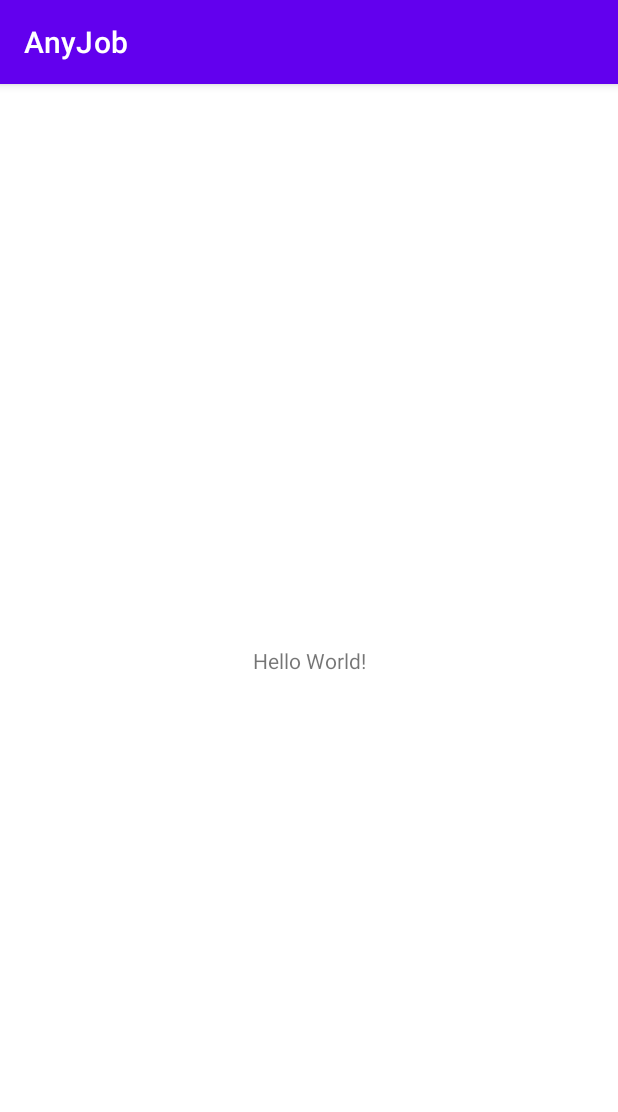
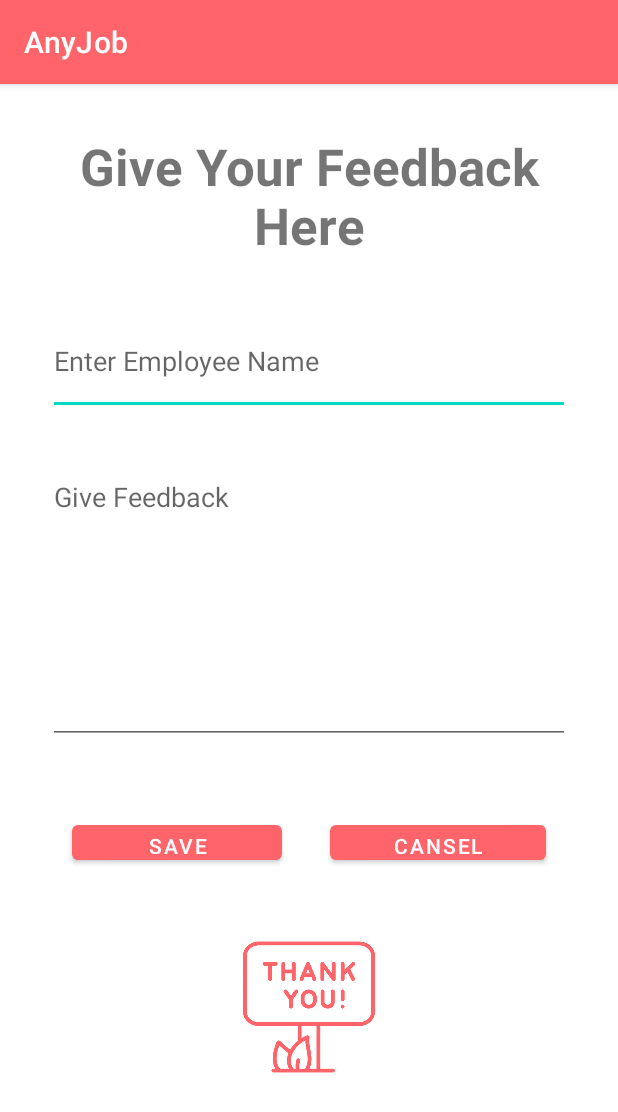
Before and after one commit to Dinuka-Rathnayake/AnyJob-App, an Android app: the screen it shows after launch (MainActivity before the commit, FeedbackActivity after it), on a phone screen of 412 x 824 dp. Shown: the top 1112 px of the screen. Run offline under Robolectric (Android 15) with nearby library versions, the phone set to English and light mode, and no system bars; our stand-ins replace Firebase (no records; nobody signed in at launch, a user with empty details on screens opened directly).

Commit message:
add feedback part done

```diff
--- a/app/src/main/AndroidManifest.xml
+++ b/app/src/main/AndroidManifest.xml
@@ -13,7 +13,7 @@
         android:theme="@style/Theme.AnyJob"
         tools:targetApi="31">
         <activity
-            android:name=".activities.MainActivity"
+            android:name=".activities.FeedbackActivity"
             android:exported="true">
             <intent-filter>
                 <action android:name="android.intent.action.MAIN" />
--- /dev/null
+++ b/app/src/main/java/com/anyjob/anyjob/activities/FeedbackActivity.kt
@@ -0,0 +1,79 @@
+package com.anyjob.anyjob.activities
+
+import androidx.appcompat.app.AppCompatActivity
+import android.os.Bundle
+import android.widget.Button
+import android.widget.EditText
+import android.widget.Toast
+import com.anyjob.anyjob.R
+import com.anyjob.anyjob.models.FeedbackModel
+import com.google.firebase.database.DatabaseReference
+import com.google.firebase.database.FirebaseDatabase
+
+class FeedbackActivity : AppCompatActivity() {
+
+    //declare ui elements
+    private lateinit var etEmpName: EditText
+    private lateinit var etCusFeedback: EditText
+    private lateinit var btnSaveData: Button
+
+    private lateinit var dbRef : DatabaseReference
+
+
+    override fun onCreate(savedInstanceState: Bundle?) {
+        super.onCreate(savedInstanceState)
+        setContentView(R.layout.activity_feedback)
+
+        //initialize variables
+
+        etEmpName = findViewById(R.id.empName)
+        etCusFeedback = findViewById(R.id.feedbackmultiline)
+        btnSaveData = findViewById(R.id.savebtn1)
+
+        //initialize firebase path
+        dbRef = FirebaseDatabase.getInstance().getReference("Feedbacks")
+
+        //set button
+        btnSaveData.setOnClickListener {
+            saveFeedbackData()
+        }
+
+
+
+    }
+
+    private fun saveFeedbackData() {
+
+        //getting values from ui
+        val empName = etEmpName.text.toString()
+        val cusFeedback = etCusFeedback.text.toString()
+
+        //validations
+        if(empName.isEmpty()){
+            etEmpName.error = "Please Enter Employee Name"
+        }
+        if(cusFeedback.isEmpty()){
+            etCusFeedback.error ="Please Give Your Feedback"
+    }
+
+        //send data to db
+        val jobId = dbRef.push().key!!
+
+        //create object from model
+        val feedback = FeedbackModel(jobId, empName,cusFeedback )
+
+        //send data to db
+        dbRef.child(jobId).setValue(feedback)
+            .addOnCompleteListener {
+                Toast.makeText(this, "Data inserted successfully", Toast.LENGTH_LONG).show()
+
+                etEmpName.text.clear()
+                etCusFeedback.text.clear()
+
+
+
+            }.addOnFailureListener { err ->
+                Toast.makeText(this, "Error ${err.message}", Toast.LENGTH_LONG).show()
+            }
+    }
+}
--- a/app/src/main/java/com/anyjob/anyjob/activities/MainActivity.kt
+++ /dev/null
@@ -1,12 +0,0 @@
-package com.anyjob.anyjob.activities
-
-import androidx.appcompat.app.AppCompatActivity
-import android.os.Bundle
-import com.anyjob.anyjob.R
-
-class MainActivity : AppCompatActivity() {
-    override fun onCreate(savedInstanceState: Bundle?) {
-        super.onCreate(savedInstanceState)
-        setContentView(R.layout.activity_main)
-    }
-}
--- /dev/null
+++ b/app/src/main/java/com/anyjob/anyjob/models/FeedbackModel.kt
@@ -0,0 +1,8 @@
+package com.anyjob.anyjob.models
+
+//create data model
+data class FeedbackModel (
+    var jobId: String? = null,
+    var empName: String? = null,
+    var cusFeedback: String? = null
+)
--- /dev/null
+++ b/app/src/main/res/layout/activity_feedback.xml
@@ -0,0 +1,94 @@
+<?xml version="1.0" encoding="utf-8"?>
+<LinearLayout xmlns:android="http://schemas.android.com/apk/res/android"
+    xmlns:app="http://schemas.android.com/apk/res-auto"
+    xmlns:tools="http://schemas.android.com/tools"
+    android:layout_width="match_parent"
+    android:layout_height="match_parent"
+    android:layout_marginLeft="16dp"
+    android:layout_marginTop="16dp"
+    android:layout_marginRight="16dp"
+    android:layout_marginBottom="16dp"
+    android:orientation="vertical"
+    tools:context=".activities.FeedbackActivity">
+
+    <TextView
+        android:layout_width="match_parent"
+        android:layout_height="wrap_content"
+        android:layout_marginLeft="16dp"
+        android:layout_marginTop="16dp"
+        android:layout_marginRight="16dp"
+        android:layout_marginBottom="16dp"
+        android:text="Give Your Feedback Here"
+        android:textAlignment="center"
+        android:textSize="34sp"
+        android:textStyle="bold" />
+
+    <EditText
+        android:id="@+id/empName"
+        android:layout_width="match_parent"
+        android:layout_height="72dp"
+        android:layout_marginLeft="16dp"
+        android:layout_marginTop="16dp"
+
+        android:layout_marginRight="16dp"
+        android:layout_marginBottom="16dp"
+        android:ems="10"
+        android:hint="Enter Employee Name"
+        android:inputType="textPersonName" />
+
+    <EditText
+        android:id="@+id/feedbackmultiline"
+        android:layout_width="match_parent"
+        android:layout_height="187dp"
+        android:layout_marginLeft="16dp"
+        android:layout_marginTop="16dp"
+        android:layout_marginRight="16dp"
+        android:layout_marginBottom="16dp"
+        android:ems="10"
+        android:gravity="start|top"
+        android:hint="Give Feedback"
+        android:inputType="textMultiLine" />
+
+    <LinearLayout
+        android:layout_width="match_parent"
+        android:layout_height="67dp"
+        android:layout_marginLeft="16dp"
+        android:layout_marginTop="16dp"
+        android:layout_marginRight="16dp"
+        android:layout_marginBottom="16dp"
+        android:orientation="horizontal">
+
+        <Button
+            android:id="@+id/savebtn1"
+            android:layout_width="wrap_content"
+            android:layout_height="wrap_content"
+            android:layout_marginLeft="16dp"
+            android:layout_marginTop="16dp"
+            android:layout_marginRight="16dp"
+            android:layout_marginBottom="16dp"
+            android:layout_weight="1"
+            android:text="@string/btn_save_k" />
+
+        <Button
+            android:id="@+id/canselbtn2"
+            android:layout_width="wrap_content"
+            android:layout_height="wrap_content"
+            android:layout_marginLeft="16dp"
+            android:layout_marginTop="16dp"
+            android:layout_marginRight="16dp"
+            android:layout_marginBottom="16dp"
+            android:layout_weight="1"
+            android:text="@string/btn_cansel_k" />
+    </LinearLayout>
+
+    <ImageView
+        android:id="@+id/imageView2"
+        android:layout_width="match_parent"
+        android:layout_height="88dp"
+        android:layout_marginLeft="16dp"
+        android:layout_marginTop="16dp"
+        android:layout_marginRight="16dp"
+        android:layout_marginBottom="16dp"
+        app:srcCompat="@drawable/thankyou" />
+
+</LinearLayout>
--- a/app/src/main/res/layout/activity_main.xml
+++ /dev/null
@@ -1,18 +0,0 @@
-<?xml version="1.0" encoding="utf-8"?>
-<androidx.constraintlayout.widget.ConstraintLayout xmlns:android="http://schemas.android.com/apk/res/android"
-    xmlns:app="http://schemas.android.com/apk/res-auto"
-    xmlns:tools="http://schemas.android.com/tools"
-    android:layout_width="match_parent"
-    android:layout_height="match_parent"
-    tools:context=".activities.MainActivity">
-
-    <TextView
-        android:layout_width="wrap_content"
-        android:layout_height="wrap_content"
-        android:text="Hello World!"
-        app:layout_constraintBottom_toBottomOf="parent"
-        app:layout_constraintEnd_toEndOf="parent"
-        app:layout_constraintStart_toStartOf="parent"
-        app:layout_constraintTop_toTopOf="parent" />
-
-</androidx.constraintlayout.widget.ConstraintLayout>
--- /dev/null
+++ b/app/src/main/res/layout/fethching_feedback_details.xml
@@ -0,0 +1,6 @@
+<?xml version="1.0" encoding="utf-8"?>
+<androidx.constraintlayout.widget.ConstraintLayout xmlns:android="http://schemas.android.com/apk/res/android"
+    android:layout_width="match_parent"
+    android:layout_height="match_parent">
+
+</androidx.constraintlayout.widget.ConstraintLayout>
--- a/app/src/main/res/values/colors.xml
+++ b/app/src/main/res/values/colors.xml
@@ -1,10 +1,16 @@
 <?xml version="1.0" encoding="utf-8"?>
 <resources>
     <color name="purple_200">#FFBB86FC</color>
-    <color name="purple_500">#FF6200EE</color>
-    <color name="purple_700">#FF3700B3</color>
+    <color name="purple_500">#fe646a</color>
+    <color name="purple_700">#fe646a</color>
     <color name="teal_200">#FF03DAC5</color>
     <color name="teal_700">#FF018786</color>
     <color name="black">#FF000000</color>
     <color name="white">#FFFFFFFF</color>
+
+    <!-- New colour codes-->
+    <color name="light_red">#fe646a</color>
+
+    <color name="black_grey">#484848</color>
+    <color name="grey">#818588</color>
 </resources>
--- a/app/src/main/res/values/strings.xml
+++ b/app/src/main/res/values/strings.xml
@@ -1,3 +1,10 @@
 <resources>
     <string name="app_name">AnyJob</string>
+    <string name="txt_title1_k">Give Your Feedback Here</string>
+    <string name="txt_name1_k">Name</string>
+    <string name="txt_feedback_k">Feddback</string>
+    <string name="btn_save_k">SAVE</string>
+    <string name="btn_cansel_k">Cansel</string>
+
+
 </resources>
```
Also changed, not shown: app/src/main/res/drawable-v24/thankyou.png (added).
